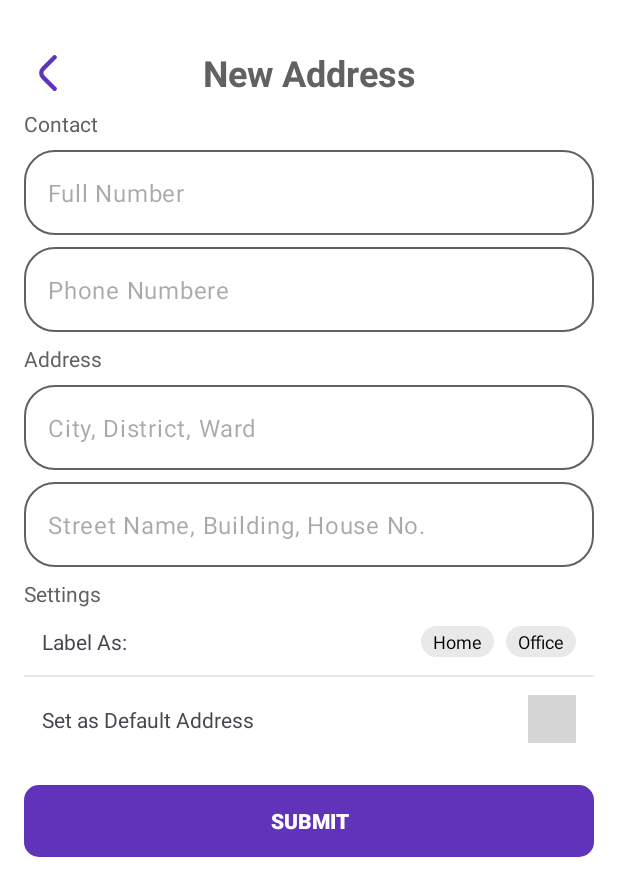
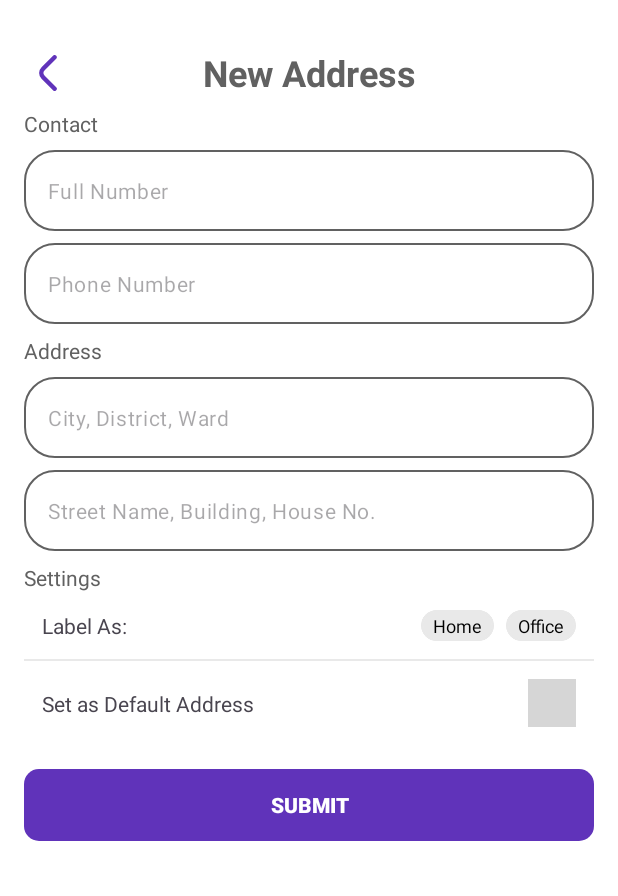
Before and after one commit to QuangXYZ/LilyShop, an Android app: the NewAddressActivity screen opened directly, with no data from a screen before it, on a phone screen of 412 x 824 dp. Shown: the top 896 px of the screen. Run offline under Robolectric (Android 15) with nearby library versions, the phone set to English and light mode, and no system bars; plain views replace SwitcherX; pictures from the network do not load; grey boxes are pictures that could not be loaded.

Commit message:
feat: update select address google map

```diff
--- a/app/src/main/AndroidManifest.xml
+++ b/app/src/main/AndroidManifest.xml
@@ -1,6 +1,9 @@
 <?xml version="1.0" encoding="utf-8"?>
 <manifest xmlns:android="http://schemas.android.com/apk/res/android"
     xmlns:tools="http://schemas.android.com/tools">
+
+    <uses-permission android:name="android.permission.INTERNET"/>
+
 
     <application
         android:allowBackup="true"
--- a/app/src/main/res/layout/activity_new_address.xml
+++ b/app/src/main/res/layout/activity_new_address.xml
@@ -79,6 +79,7 @@
                 android:hint="Full Number"
                 android:imeOptions="actionNext"
 
+                android:textSize="14sp"
                 android:inputType="text"
                 android:maxLines="1" />
 
@@ -100,8 +101,9 @@
                 android:layout_width="match_parent"
                 android:layout_height="wrap_content"
                 android:background="@drawable/edittext_bkg"
-                android:hint="Phone Numbere"
+                android:hint="Phone Number"
                 android:inputType="number"
+                android:textSize="14sp"
                 android:imeOptions="actionDone"
                 android:maxLines="1" />
 
@@ -134,8 +136,9 @@
                 android:layout_height="wrap_content"
                 android:background="@drawable/edittext_bkg"
                 android:focusable="false"
+                android:textSize="14sp"
                 android:hint="City, District, Ward"
-                android:maxLines="1" />
+                 />
 
         </com.google.android.material.textfield.TextInputLayout>
 
@@ -157,10 +160,26 @@
                 android:focusable="false"
                 android:hint="Street Name, Building, House No."
                 android:inputType="number"
+                android:textSize="14sp"
 
                 android:maxLines="1" />
 
         </com.google.android.material.textfield.TextInputLayout>
+
+        <com.google.android.material.card.MaterialCardView
+            android:id="@+id/imgLayout"
+            android:layout_width="match_parent"
+            android:layout_marginTop="8dp"
+            app:cardCornerRadius="20dp"
+            android:visibility="gone"
+            android:layout_height="wrap_content">
+            <ImageView
+                android:id="@+id/imgMap"
+                android:layout_width="match_parent"
+                android:scaleType="center"
+                android:layout_height="104dp"/>
+        </com.google.android.material.card.MaterialCardView>
+
 
 
         <TextView
```
Also changed, not shown: app/src/main/java/com/quang/lilyshop/activity/ChooseLocationActivity.kt (+29 -8 lines), app/src/main/java/com/quang/lilyshop/activity/NewAddressActivity.kt (+54 -2 lines), app/src/main/java/com/quang/lilyshop/activity/SelectLocationMapActivity.kt (+71 -3 lines), app/src/main/res/layout/activity_select_location_map.xml (+13 -1 lines).
